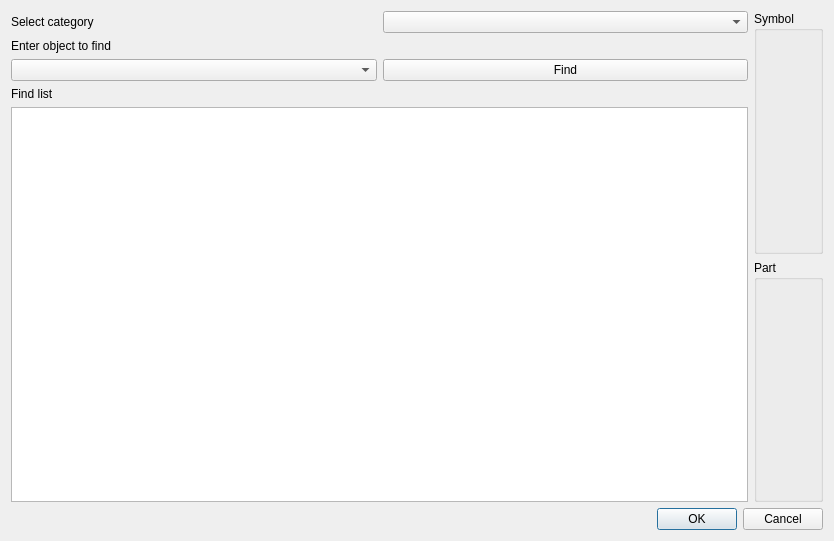
Before: the Qt Designer form windows/SdDGetObject.ui in usiksan/SaliCAD, drawn with Qt 5.
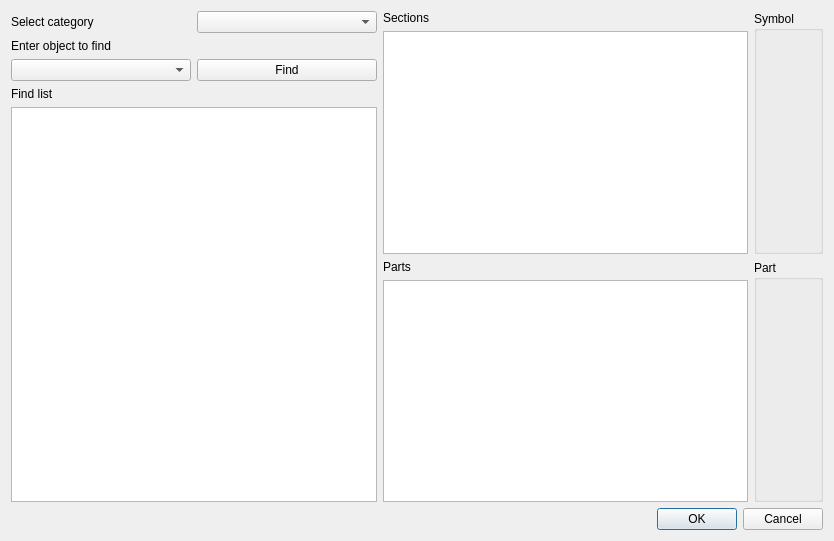
After: the same form once the commit is applied.

Commit message: Append propPartImp, undoPartImp Released (partial) partImp

```diff
--- a/windows/SdDGetObject.ui
+++ b/windows/SdDGetObject.ui
@@ -13,7 +13,7 @@
   <property name="windowTitle">
    <string>Dialog</string>
   </property>
-  <layout class="QVBoxLayout" name="verticalLayout_3">
+  <layout class="QVBoxLayout" name="verticalLayout_4">
    <item>
     <layout class="QHBoxLayout" name="horizontalLayout_3">
      <item>
@@ -65,6 +65,30 @@
        </item>
       </layout>
      </item>
+     <item>
+      <layout class="QVBoxLayout" name="verticalLayout_3">
+       <item>
+        <widget class="QLabel" name="label_4">
+         <property name="text">
+          <string>Sections</string>
+         </property>
+        </widget>
+       </item>
+       <item>
+        <widget class="QListWidget" name="mSections"/>
+       </item>
+       <item>
+        <widget class="QLabel" name="label_5">
+         <property name="text">
+          <string>Parts</string>
+         </property>
+        </widget>
+       </item>
+       <item>
+        <widget class="QListWidget" name="mParts"/>
+       </item>
+      </layout>
+     </item>
      <item>
       <layout class="QVBoxLayout" name="verticalLayout">
        <item>
```
The commit also changes 19 other files.
